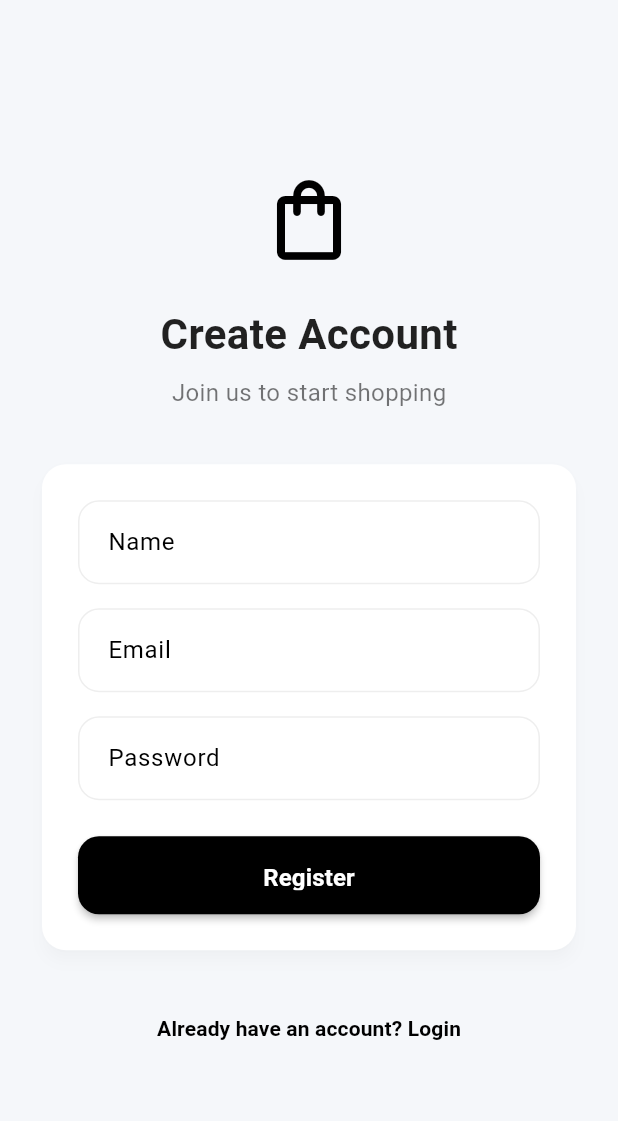
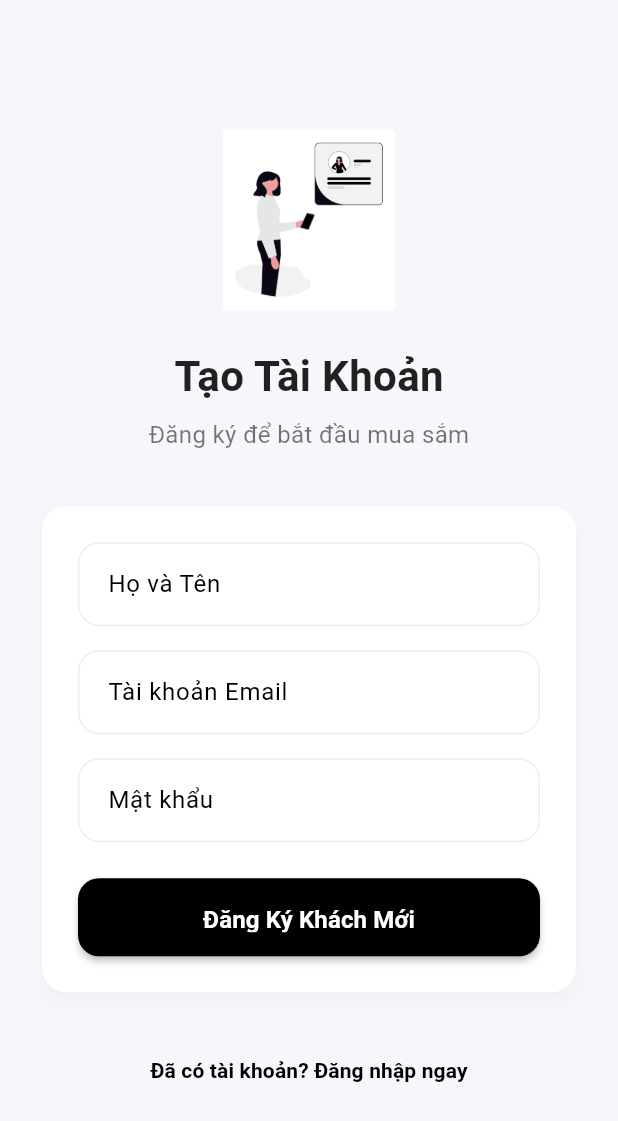
Before and after one commit to tamfc123/fashion_fontend, a Flutter app: the RegisterPage screen opened directly, on a phone screen of 412 x 824 dp. Shown: the top 1121 px of the screen. Run offline on Flutter 3.47's test engine with Material 3 defaults, Android fonts, the phone set to English and light mode, and no system bars; our stand-ins replace connectivity_plus, dartz, equatable, flutter_bloc, flutter_secure_storage, get_it and 3 more; accounts and stored records are empty.

Commit message:
redesign register screen UI

```diff
--- a/lib/features/auth/presentation/pages/register_page.dart
+++ b/lib/features/auth/presentation/pages/register_page.dart
@@ -87,8 +87,9 @@ class _RegisterPageState extends State<RegisterPage> {
                   mainAxisAlignment: MainAxisAlignment.center,
                   children: [
                     const AuthHeader(
-                      title: 'Create Account',
-                      subtitle: 'Join us to start shopping',
+                      title: 'Tạo Tài Khoản',
+                      subtitle: 'Đăng ký để bắt đầu mua sắm',
+                      imagePath: 'assets/images/register.png',
                     ),
                     const SizedBox(height: 32),
                     Card(
@@ -107,12 +108,12 @@ class _RegisterPageState extends State<RegisterPage> {
                             children: [
                               AuthTextField(
                                 controller: _nameController,
-                                label: 'Name',
+                                label: 'Họ và Tên',
                                 readOnly: isLoading,
                                 keyboardType: TextInputType.name,
                                 validator: (value) {
                                   if (value == null || value.trim().isEmpty) {
-                                    return 'Name is required';
+                                    return 'Vui lòng nhập Họ và Tên';
                                   }
                                   return null;
                                 },
@@ -120,15 +121,15 @@ class _RegisterPageState extends State<RegisterPage> {
                               const SizedBox(height: 16),
                               AuthTextField(
                                 controller: _emailController,
-                                label: 'Email',
+                                label: 'Tài khoản Email',
                                 readOnly: isLoading,
                                 keyboardType: TextInputType.emailAddress,
                                 validator: (value) {
                                   if (value == null || value.trim().isEmpty) {
-                                    return 'Email is required';
+                                    return 'Vui lòng nhập Email';
                                   }
                                   if (!value.contains('@')) {
-                                    return 'Invalid email format';
+                                    return 'Email không hợp lệ';
                                   }
                                   return null;
                                 },
@@ -136,15 +137,15 @@ class _RegisterPageState extends State<RegisterPage> {
                               const SizedBox(height: 16),
                               AuthTextField(
                                 controller: _passwordController,
-                                label: 'Password',
+                                label: 'Mật khẩu',
                                 readOnly: isLoading,
                                 obscureText: true,
                                 validator: (value) {
                                   if (value == null || value.trim().isEmpty) {
-                                    return 'Password is required';
+                                    return 'Vui lòng nhập Mật khẩu';
                                   }
                                   if (value.length < 6) {
-                                    return 'Password must be at least 6 characters';
+                                    return 'Mật khẩu tối thiểu 6 ký tự';
                                   }
                                   return null;
                                 },
@@ -152,7 +153,7 @@ class _RegisterPageState extends State<RegisterPage> {
                               const SizedBox(height: 24),
                               AuthButton(
                                 onPressed: _onRegisterSubmitted,
-                                text: 'Register',
+                                text: 'Đăng Ký Khách Mới',
                                 isLoading: isLoading,
                               ),
                             ],
@@ -171,7 +172,7 @@ class _RegisterPageState extends State<RegisterPage> {
                         foregroundColor: Theme.of(context).colorScheme.primary,
                       ),
                       child: const Text(
-                        'Already have an account? Login',
+                        'Đã có tài khoản? Đăng nhập ngay',
                         style: TextStyle(fontWeight: FontWeight.w600),
                       ),
                     ),
```
